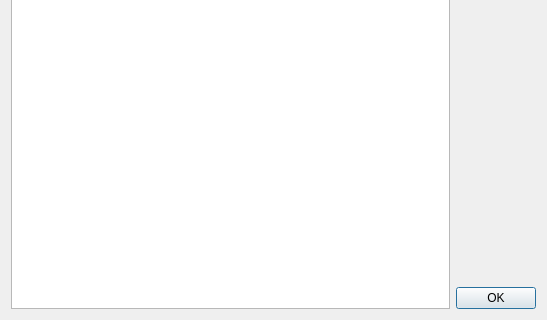
BlueQuartzSoftware/SIMPL, file Source/SVWidgetsLib/Dialogs/UI_Files/ColorPresetsDialog.ui: the form before one commit; both pictures show x 0 to 547 and y 231 to 551 of the 547 by 551 pixel window.
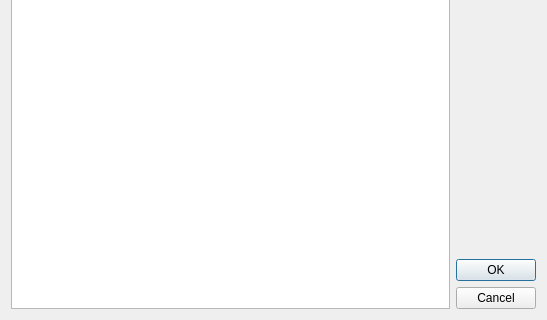
The form after the commit.

Commit message: Added Cancel button to Color Presets Dialog

```diff
--- a/Source/SVWidgetsLib/Dialogs/UI_Files/ColorPresetsDialog.ui
+++ b/Source/SVWidgetsLib/Dialogs/UI_Files/ColorPresetsDialog.ui
@@ -39,6 +39,13 @@
        </property>
       </widget>
      </item>
+     <item>
+      <widget class="QPushButton" name="cancelBtn">
+       <property name="text">
+        <string>Cancel</string>
+       </property>
+      </widget>
+     </item>
     </layout>
    </item>
    <item row="1" column="0">
```
The commit also changes 2 other files.
